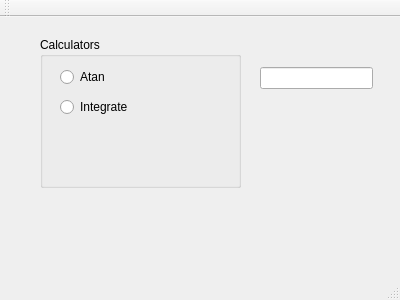
Above: QtPi/mainwindow.ui from kzhereb/knu-is-ooop2019 before the change. Below: the same form after it.
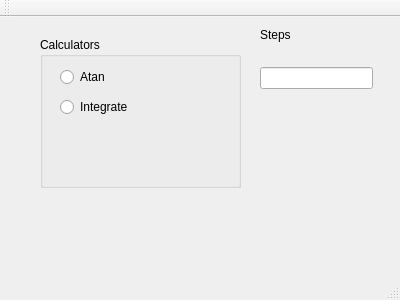
That is the form after the change.

Commit message: Added label for steps

The edit to the form file:
```diff
--- a/QtPi/mainwindow.ui
+++ b/QtPi/mainwindow.ui
@@ -63,6 +63,19 @@
      </rect>
     </property>
    </widget>
+   <widget class="QLabel" name="lblSteps">
+    <property name="geometry">
+     <rect>
+      <x>260</x>
+      <y>10</y>
+      <width>55</width>
+      <height>16</height>
+     </rect>
+    </property>
+    <property name="text">
+     <string>Steps</string>
+    </property>
+   </widget>
   </widget>
   <widget class="QMenuBar" name="menuBar">
    <property name="geometry">
```
